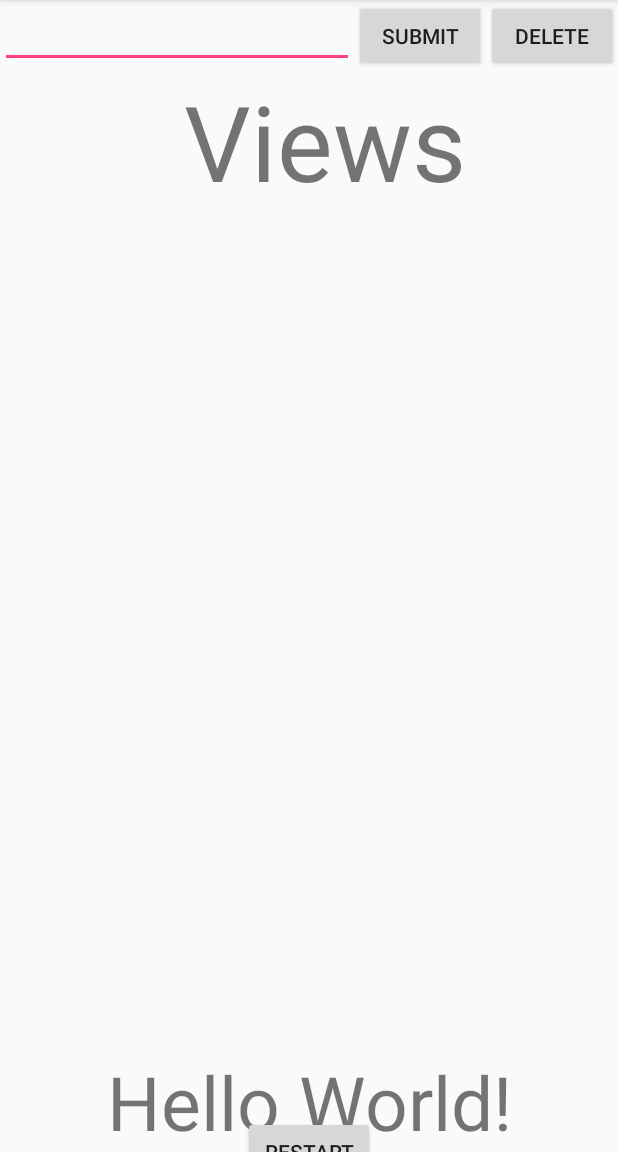
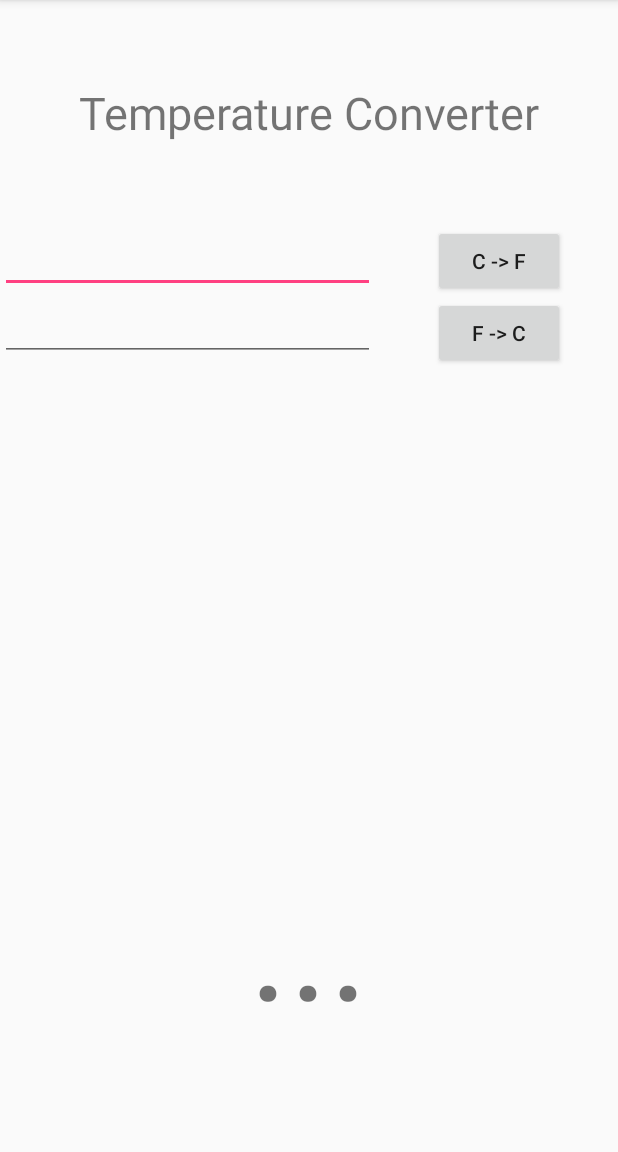
Before and after one commit to phgoff/Android-Application, an Android app: the screen it shows after launch (MainActivity), on a phone screen of 412 x 824 dp, the part 84-1236 px from its top. Run offline under Robolectric (Android 15) with nearby library versions, the phone set to English and light mode, and no system bars.

Commit message:
Almost Done!

```diff
--- a/app/src/main/java/com/phirathat/application/MainActivity.java
+++ b/app/src/main/java/com/phirathat/application/MainActivity.java
@@ -10,39 +10,31 @@ import android.widget.TextView;
 
 
 public class MainActivity extends AppCompatActivity {
-
     private TextView tv1;
-    private TextView tv2;
-    private EditText editName;
-    private Button btnDelete;
+    private TextView tvans;
+    private EditText edt1;
+    private EditText edt2;
+    private Button btn1;
+    private Button btn2;
 
     @Override
     protected void onCreate(Bundle savedInstanceState) {
         super.onCreate(savedInstanceState);
         setContentView(R.layout.activity_main);
-        editName = findViewById(R.id.editname);
-        tv1 = findViewById(R.id.tv1);
-        tv2 = findViewById(R.id.tv2);
-        btnDelete = findViewById(R.id.btnDelete);
-        btnDelete.setOnClickListener(new View.OnClickListener() {
-            @Override
-            public void onClick(View view) {
-                tv1.setText("");
-                tv2.setText("");
-            }
-        });
+        edt1 = findViewById(R.id.edt1);
+        edt2 = findViewById(R.id.edt2);
+        tvans = findViewById(R.id.tvans);
+        btn1 = findViewById(R.id.btn1);
+        btn2 = findViewById(R.id.btn2);
 
     }
 
-    public void submit(View view) {
-        tv1.setText(editName.getText());
-        tv2.setText("Added!");
+    public void cTof (View view) {
+        tvans.setText(edt1.getText());
     }
 
-    public void restart(View view) {
-        Intent intent = getIntent();
-        finish();
-        startActivity(intent);
+    public void fToc (View view) {
+        tvans.setText(edt2.getText());
     }
 
 }
--- a/app/src/main/res/layout/activity_main.xml
+++ b/app/src/main/res/layout/activity_main.xml
@@ -9,61 +9,62 @@
     <TextView
         android:id="@+id/tv1"
         android:layout_width="match_parent"
-        android:layout_height="wrap_content"
-        android:text="Hello World!"
-        app:layout_constraintBottom_toBottomOf="parent"
-        app:layout_constraintLeft_toLeftOf="parent"
-        app:layout_constraintRight_toRightOf="parent"
+        android:layout_height="150dp"
+        android:text="Temperature Converter"
+        android:textSize="30sp"
         android:gravity="center"
-        android:textSize="50sp"
-        />
+        tools:ignore="HardcodedText" />
 
     <EditText
-        android:id="@+id/editname"
-        android:layout_width="0dp"
+        android:id="@+id/edt1"
+        android:layout_width="250dp"
         android:layout_height="wrap_content"
         app:layout_constraintLeft_toLeftOf="parent"
-        android:text=""
-        app:layout_constraintRight_toLeftOf="@id/btnSubmit"
+        app:layout_constraintTop_toBottomOf="@id/tv1"
+
+        />
+    <EditText
+        android:id="@+id/edt2"
+        android:layout_width="250dp"
+        android:layout_height="wrap_content"
+        app:layout_constraintLeft_toLeftOf="parent"
+        app:layout_constraintTop_toBottomOf="@id/edt1"
+
         />
     <Button
-        android:id="@+id/btnSubmit"
-        android:layout_width="wrap_content"
-        android:layout_height="wrap_content"
-        app:layout_constraintRight_toLeftOf="@id/btnDelete"
-        android:text="Submit"
-        android:onClick="submit"
-        />
-    <Button
-        android:id="@+id/btnDelete"
-        android:layout_width="wrap_content"
-        android:layout_height="wrap_content"
-        android:text="Delete"
-        android:onClick="submit"
-        app:layout_constraintRight_toRightOf="parent" />
-    <Button
-        android:id="@+id/btnrestart"
+        android:id="@+id/btn1"
         android:layout_width="wrap_content"
         android:layout_height="wrap_content"
         app:layout_constraintRight_toRightOf="parent"
-        app:layout_constraintLeft_toLeftOf="parent"
-        app:layout_constraintBottom_toBottomOf="parent"
-        app:layout_constraintTop_toBottomOf="parent"
-        android:text="Restart"
-        android:onClick="restart"
+        app:layout_constraintTop_toBottomOf="@id/tv1"
+        android:layout_marginRight="35dp"
+        android:text="C -> F"
+        android:onClick="cTof"
+
+        />
+    <Button
+        android:id="@+id/btn2"
+        android:layout_width="wrap_content"
+        android:layout_height="wrap_content"
+        app:layout_constraintTop_toBottomOf="@id/btn1"
+        app:layout_constraintRight_toRightOf="parent"
+        android:layout_marginRight="35dp"
+        android:text="F -> C"
+        android:onClick="fToc"
         />
 
     <TextView
-        android:id="@+id/tv2"
+        android:id="@+id/tvans"
         android:layout_width="match_parent"
-        android:layout_height="wrap_content"
-        android:text="Views"
-        android:textSize="70sp"
-        app:layout_constraintTop_toBottomOf="@id/editname"
-        android:layout_marginLeft="5dp"
-        android:paddingLeft="16dp"
+        android:layout_height="200dp"
+        android:text="..."
+        android:textSize="100sp"
         android:gravity="center"
-        android:layout_marginTop="2dp"
+        app:layout_constraintBottom_toBottomOf="parent"
+        android:layout_marginBottom="40dp"
+        android:layout_marginLeft="20dp"
+        android:layout_marginRight="20dp"
+
         />
 
 
```
Also changed, not shown: 2 other files.
